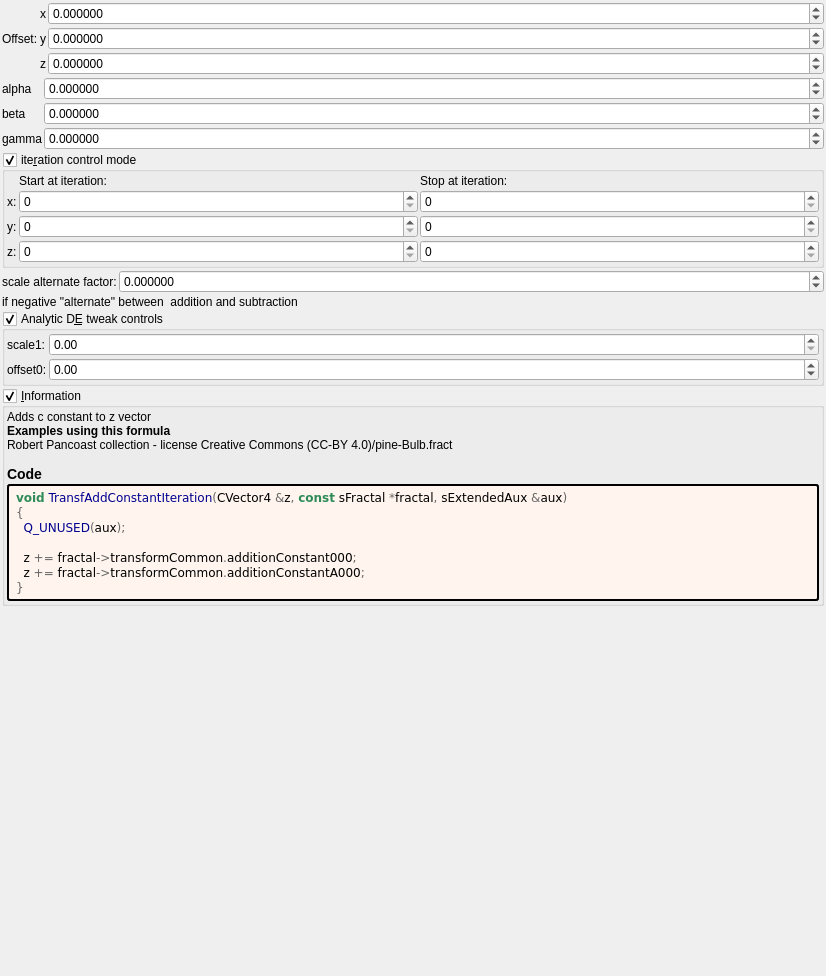
buddhi1980/mandelbulber2, file mandelbulber2/formula/ui/transf_add_constant_rot_v1.ui: the form before one commit.
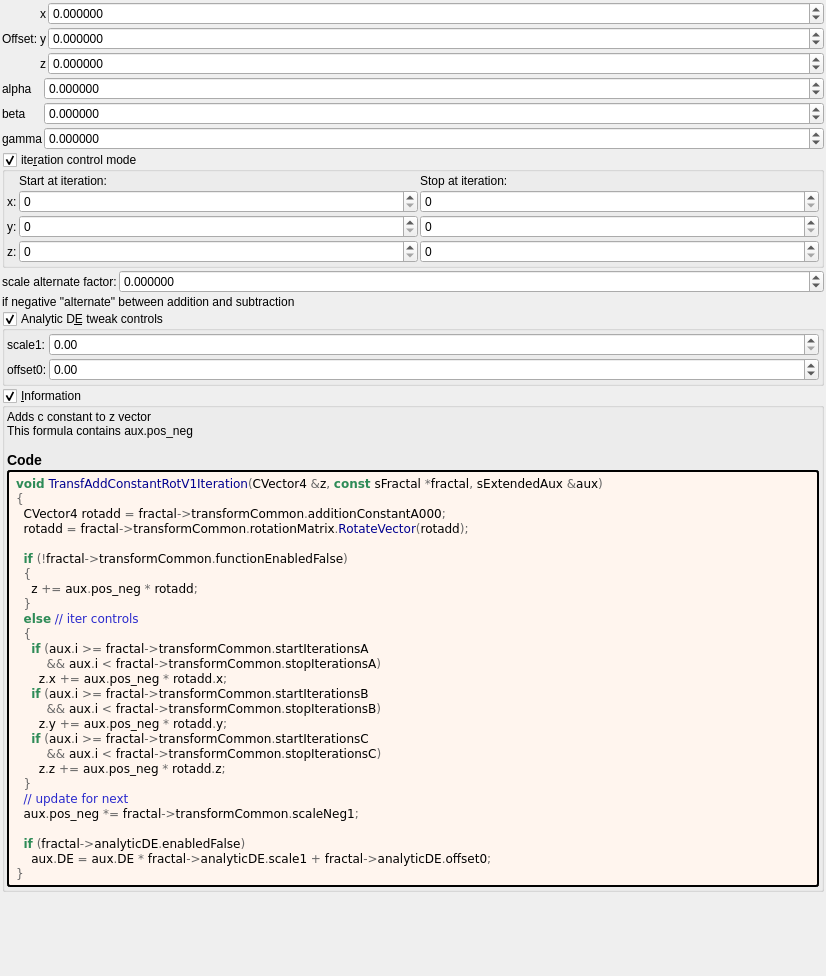
The form after the commit. Custom widgets are drawn as their Qt base class.

Commit message: Run PopulateUIInformation.php script to update OpenCL formulas. Corrected occurences of abs() to fabs(). Added handling of difs_* opencl source file name.

The edit to the form file:
```diff
--- a/mandelbulber2/formula/ui/transf_add_constant_rot_v1.ui
+++ b/mandelbulber2/formula/ui/transf_add_constant_rot_v1.ui
@@ -462,7 +462,7 @@
      <item row="1" column="0" colspan="2">
       <widget class="QLabel" name="label_76">
        <property name="text">
-        <string>if negative &quot;alternate&quot; between  addition and subtraction</string>
+        <string>if negative &quot;alternate&quot; between addition and subtraction</string>
        </property>
       </widget>
      </item>
@@ -602,9 +602,9 @@
       <item>
        <widget class="QLabel" name="label_information_general">
         <property name="text">
-         <string notr="true">&lt;p&gt;Adds c constant to z vector&lt;/p&gt;&lt;table&gt;
+         <string notr="true">&lt;p&gt;Adds c constant to z vector&lt;br&gt;This formula contains aux.pos_neg&lt;/p&gt;&lt;table&gt;
 &lt;/table&gt;
-&lt;br&gt;&lt;b&gt;Examples using this formula&lt;/b&gt;&lt;br&gt;Robert Pancoast collection - license Creative Commons (CC-BY 4.0)/pine-Bulb.fract&lt;h3&gt;Code&lt;/h3&gt;</string>
+&lt;h3&gt;Code&lt;/h3&gt;</string>
         </property>
         <property name="wordWrap">
          <bool>true</bool>
@@ -624,12 +624,32 @@
         </property>
         <property name="text">
          <string notr="true">&lt;body style=&quot;background-color:#fff5ee&quot;&gt;
-&lt;pre style=&quot;color:#000000; background-color:#fff5ee;  font-family:'Courier New',monospace;&quot;&gt;&lt;span style=&quot;color:#2e8b57; font-weight:bold&quot;&gt;void&lt;/span&gt; &lt;span style=&quot;color:#00008f&quot;&gt;TransfAddConstantIteration&lt;/span&gt;&lt;span style=&quot;color:#676767&quot;&gt;(&lt;/span&gt;CVector4 &lt;span style=&quot;color:#676767&quot;&gt;&amp;amp;&lt;/span&gt;z&lt;span style=&quot;color:#676767&quot;&gt;,&lt;/span&gt; &lt;span style=&quot;color:#2e8b57; font-weight:bold&quot;&gt;const&lt;/span&gt; sFractal &lt;span style=&quot;color:#676767&quot;&gt;*&lt;/span&gt;fractal&lt;span style=&quot;color:#676767&quot;&gt;,&lt;/span&gt; sExtendedAux &lt;span style=&quot;color:#676767&quot;&gt;&amp;amp;&lt;/span&gt;aux&lt;span style=&quot;color:#676767&quot;&gt;)&lt;/span&gt;
+&lt;pre style=&quot;color:#000000; background-color:#fff5ee;  font-family:'Courier New',monospace;&quot;&gt;&lt;span style=&quot;color:#2e8b57; font-weight:bold&quot;&gt;void&lt;/span&gt; &lt;span style=&quot;color:#00008f&quot;&gt;TransfAddConstantRotV1Iteration&lt;/span&gt;&lt;span style=&quot;color:#676767&quot;&gt;(&lt;/span&gt;CVector4 &lt;span style=&quot;color:#676767&quot;&gt;&amp;amp;&lt;/span&gt;z&lt;span style=&quot;color:#676767&quot;&gt;,&lt;/span&gt; &lt;span style=&quot;color:#2e8b57; font-weight:bold&quot;&gt;const&lt;/span&gt; sFractal &lt;span style=&quot;color:#676767&quot;&gt;*&lt;/span&gt;fractal&lt;span style=&quot;color:#676767&quot;&gt;,&lt;/span&gt; sExtendedAux &lt;span style=&quot;color:#676767&quot;&gt;&amp;amp;&lt;/span&gt;aux&lt;span style=&quot;color:#676767&quot;&gt;)&lt;/span&gt;
 &lt;span style=&quot;color:#676767&quot;&gt;{&lt;/span&gt;
-  &lt;span style=&quot;color:#00008f&quot;&gt;Q_UNUSED&lt;/span&gt;&lt;span style=&quot;color:#676767&quot;&gt;(&lt;/span&gt;aux&lt;span style=&quot;color:#676767&quot;&gt;);&lt;/span&gt;
+  CVector4 rotadd &lt;span style=&quot;color:#676767&quot;&gt;=&lt;/span&gt; fractal&lt;span style=&quot;color:#676767&quot;&gt;-&amp;gt;&lt;/span&gt;transformCommon&lt;span style=&quot;color:#676767&quot;&gt;.&lt;/span&gt;additionConstantA000&lt;span style=&quot;color:#676767&quot;&gt;;&lt;/span&gt;
+  rotadd &lt;span style=&quot;color:#676767&quot;&gt;=&lt;/span&gt; fractal&lt;span style=&quot;color:#676767&quot;&gt;-&amp;gt;&lt;/span&gt;transformCommon&lt;span style=&quot;color:#676767&quot;&gt;.&lt;/span&gt;rotationMatrix&lt;span style=&quot;color:#676767&quot;&gt;.&lt;/span&gt;&lt;span style=&quot;color:#00008f&quot;&gt;RotateVector&lt;/span&gt;&lt;span style=&quot;color:#676767&quot;&gt;(&lt;/span&gt;rotadd&lt;span style=&quot;color:#676767&quot;&gt;);&lt;/span&gt;
 
-  z &lt;span style=&quot;color:#676767&quot;&gt;+=&lt;/span&gt; fractal&lt;span style=&quot;color:#676767&quot;&gt;-&amp;gt;&lt;/span&gt;transformCommon&lt;span style=&quot;color:#676767&quot;&gt;.&lt;/span&gt;additionConstant000&lt;span style=&quot;color:#676767&quot;&gt;;&lt;/span&gt;
-  z &lt;span style=&quot;color:#676767&quot;&gt;+=&lt;/span&gt; fractal&lt;span style=&quot;color:#676767&quot;&gt;-&amp;gt;&lt;/span&gt;transformCommon&lt;span style=&quot;color:#676767&quot;&gt;.&lt;/span&gt;additionConstantA000&lt;span style=&quot;color:#676767&quot;&gt;;&lt;/span&gt;
+  &lt;span style=&quot;color:#2e8b57; font-weight:bold&quot;&gt;if&lt;/span&gt; &lt;span style=&quot;color:#676767&quot;&gt;(!&lt;/span&gt;fractal&lt;span style=&quot;color:#676767&quot;&gt;-&amp;gt;&lt;/span&gt;transformCommon&lt;span style=&quot;color:#676767&quot;&gt;.&lt;/span&gt;functionEnabledFalse&lt;span style=&quot;color:#676767&quot;&gt;)&lt;/span&gt;
+  &lt;span style=&quot;color:#676767&quot;&gt;{&lt;/span&gt;
+    z &lt;span style=&quot;color:#676767&quot;&gt;+=&lt;/span&gt; aux&lt;span style=&quot;color:#676767&quot;&gt;.&lt;/span&gt;pos_neg &lt;span style=&quot;color:#676767&quot;&gt;*&lt;/span&gt; rotadd&lt;span style=&quot;color:#676767&quot;&gt;;&lt;/span&gt;
+  &lt;span style=&quot;color:#676767&quot;&gt;}&lt;/span&gt;
+  &lt;span style=&quot;color:#2e8b57; font-weight:bold&quot;&gt;else&lt;/span&gt; &lt;span style=&quot;color:#2929cc&quot;&gt;// iter controls&lt;/span&gt;
+  &lt;span style=&quot;color:#676767&quot;&gt;{&lt;/span&gt;
+    &lt;span style=&quot;color:#2e8b57; font-weight:bold&quot;&gt;if&lt;/span&gt; &lt;span style=&quot;color:#676767&quot;&gt;(&lt;/span&gt;aux&lt;span style=&quot;color:#676767&quot;&gt;.&lt;/span&gt;i &lt;span style=&quot;color:#676767&quot;&gt;&amp;gt;=&lt;/span&gt; fractal&lt;span style=&quot;color:#676767&quot;&gt;-&amp;gt;&lt;/span&gt;transformCommon&lt;span style=&quot;color:#676767&quot;&gt;.&lt;/span&gt;startIterationsA
+        &lt;span style=&quot;color:#676767&quot;&gt;&amp;amp;&amp;amp;&lt;/span&gt; aux&lt;span style=&quot;color:#676767&quot;&gt;.&lt;/span&gt;i &lt;span style=&quot;color:#676767&quot;&gt;&amp;lt;&lt;/span&gt; fractal&lt;span style=&quot;color:#676767&quot;&gt;-&amp;gt;&lt;/span&gt;transformCommon&lt;span style=&quot;color:#676767&quot;&gt;.&lt;/span&gt;stopIterationsA&lt;span style=&quot;color:#676767&quot;&gt;)&lt;/span&gt;
+      z&lt;span style=&quot;color:#676767&quot;&gt;.&lt;/span&gt;x &lt;span style=&quot;color:#676767&quot;&gt;+=&lt;/span&gt; aux&lt;span style=&quot;color:#676767&quot;&gt;.&lt;/span&gt;pos_neg &lt;span style=&quot;color:#676767&quot;&gt;*&lt;/span&gt; rotadd&lt;span style=&quot;color:#676767&quot;&gt;.&lt;/span&gt;x&lt;span style=&quot;color:#676767&quot;&gt;;&lt;/span&gt;
+    &lt;span style=&quot;color:#2e8b57; font-weight:bold&quot;&gt;if&lt;/span&gt; &lt;span style=&quot;color:#676767&quot;&gt;(&lt;/span&gt;aux&lt;span style=&quot;color:#676767&quot;&gt;.&lt;/span&gt;i &lt;span style=&quot;color:#676767&quot;&gt;&amp;gt;=&lt;/span&gt; fractal&lt;span style=&quot;color:#676767&quot;&gt;-&amp;gt;&lt;/span&gt;transformCommon&lt;span style=&quot;color:#676767&quot;&gt;.&lt;/span&gt;startIterationsB
+        &lt;span style=&quot;color:#676767&quot;&gt;&amp;amp;&amp;amp;&lt;/span&gt; aux&lt;span style=&quot;color:#676767&quot;&gt;.&lt;/span&gt;i &lt;span style=&quot;color:#676767&quot;&gt;&amp;lt;&lt;/span&gt; fractal&lt;span style=&quot;color:#676767&quot;&gt;-&amp;gt;&lt;/span&gt;transformCommon&lt;span style=&quot;color:#676767&quot;&gt;.&lt;/span&gt;stopIterationsB&lt;span style=&quot;color:#676767&quot;&gt;)&lt;/span&gt;
+      z&lt;span style=&quot;color:#676767&quot;&gt;.&lt;/span&gt;y &lt;span style=&quot;color:#676767&quot;&gt;+=&lt;/span&gt; aux&lt;span style=&quot;color:#676767&quot;&gt;.&lt;/span&gt;pos_neg &lt;span style=&quot;color:#676767&quot;&gt;*&lt;/span&gt; rotadd&lt;span style=&quot;color:#676767&quot;&gt;.&lt;/span&gt;y&lt;span style=&quot;color:#676767&quot;&gt;;&lt;/span&gt;
+    &lt;span style=&quot;color:#2e8b57; font-weight:bold&quot;&gt;if&lt;/span&gt; &lt;span style=&quot;color:#676767&quot;&gt;(&lt;/span&gt;aux&lt;span style=&quot;color:#676767&quot;&gt;.&lt;/span&gt;i &lt;span style=&quot;color:#676767&quot;&gt;&amp;gt;=&lt;/span&gt; fractal&lt;span style=&quot;color:#676767&quot;&gt;-&amp;gt;&lt;/span&gt;transformCommon&lt;span style=&quot;color:#676767&quot;&gt;.&lt;/span&gt;startIterationsC
+        &lt;span style=&quot;color:#676767&quot;&gt;&amp;amp;&amp;amp;&lt;/span&gt; aux&lt;span style=&quot;color:#676767&quot;&gt;.&lt;/span&gt;i &lt;span style=&quot;color:#676767&quot;&gt;&amp;lt;&lt;/span&gt; fractal&lt;span style=&quot;color:#676767&quot;&gt;-&amp;gt;&lt;/span&gt;transformCommon&lt;span style=&quot;color:#676767&quot;&gt;.&lt;/span&gt;stopIterationsC&lt;span style=&quot;color:#676767&quot;&gt;)&lt;/span&gt;
+      z&lt;span style=&quot;color:#676767&quot;&gt;.&lt;/span&gt;z &lt;span style=&quot;color:#676767&quot;&gt;+=&lt;/span&gt; aux&lt;span style=&quot;color:#676767&quot;&gt;.&lt;/span&gt;pos_neg &lt;span style=&quot;color:#676767&quot;&gt;*&lt;/span&gt; rotadd&lt;span style=&quot;color:#676767&quot;&gt;.&lt;/span&gt;z&lt;span style=&quot;color:#676767&quot;&gt;;&lt;/span&gt;
+  &lt;span style=&quot;color:#676767&quot;&gt;}&lt;/span&gt;
+  &lt;span style=&quot;color:#2929cc&quot;&gt;// update for next&lt;/span&gt;
+  aux&lt;span style=&quot;color:#676767&quot;&gt;.&lt;/span&gt;pos_neg &lt;span style=&quot;color:#676767&quot;&gt;*=&lt;/span&gt; fractal&lt;span style=&quot;color:#676767&quot;&gt;-&amp;gt;&lt;/span&gt;transformCommon&lt;span style=&quot;color:#676767&quot;&gt;.&lt;/span&gt;scaleNeg1&lt;span style=&quot;color:#676767&quot;&gt;;&lt;/span&gt;
+
+  &lt;span style=&quot;color:#2e8b57; font-weight:bold&quot;&gt;if&lt;/span&gt; &lt;span style=&quot;color:#676767&quot;&gt;(&lt;/span&gt;fractal&lt;span style=&quot;color:#676767&quot;&gt;-&amp;gt;&lt;/span&gt;analyticDE&lt;span style=&quot;color:#676767&quot;&gt;.&lt;/span&gt;enabledFalse&lt;span style=&quot;color:#676767&quot;&gt;)&lt;/span&gt;
+    aux&lt;span style=&quot;color:#676767&quot;&gt;.&lt;/span&gt;DE &lt;span style=&quot;color:#676767&quot;&gt;=&lt;/span&gt; aux&lt;span style=&quot;color:#676767&quot;&gt;.&lt;/span&gt;DE &lt;span style=&quot;color:#676767&quot;&gt;*&lt;/span&gt; fractal&lt;span style=&quot;color:#676767&quot;&gt;-&amp;gt;&lt;/span&gt;analyticDE&lt;span style=&quot;color:#676767&quot;&gt;.&lt;/span&gt;scale1 &lt;span style=&quot;color:#676767&quot;&gt;+&lt;/span&gt; fractal&lt;span style=&quot;color:#676767&quot;&gt;-&amp;gt;&lt;/span&gt;analyticDE&lt;span style=&quot;color:#676767&quot;&gt;.&lt;/span&gt;offset0&lt;span style=&quot;color:#676767&quot;&gt;;&lt;/span&gt;
 &lt;span style=&quot;color:#676767&quot;&gt;}&lt;/span&gt;
 &lt;/pre&gt;
 &lt;/body&gt;</string>
```
Left out of the diff: 4 changed lines with no effect on the pictures. The commit also changes 123 other files.
